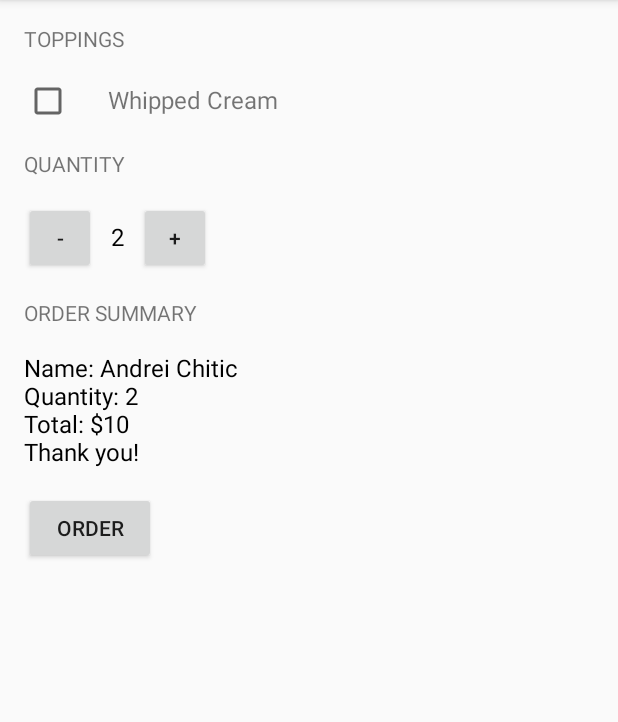
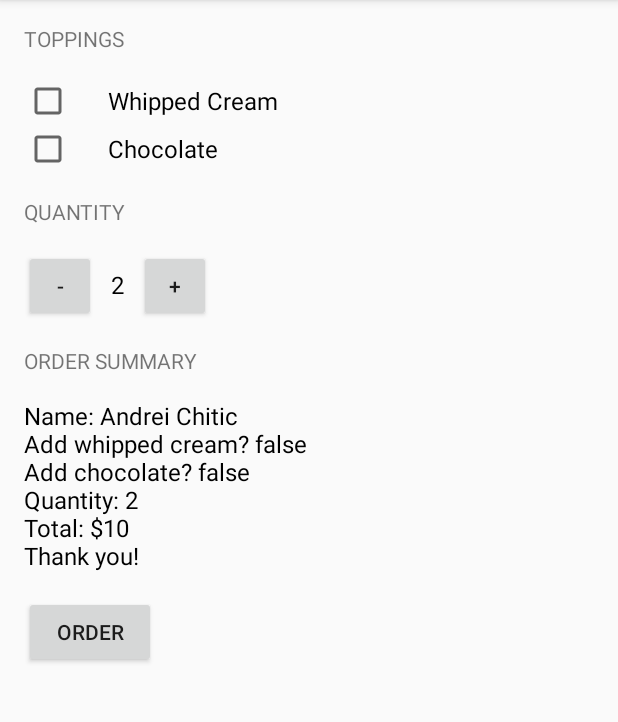
Before and after one commit to k0m0d0/JustJava, an Android app: the screen it shows after launch (MainActivity), after a tap on "ORDER", on a phone screen of 412 x 824 dp, the part 84-806 px from its top. Run offline under Robolectric (Android 15) with nearby library versions, the phone set to English and light mode, and no system bars.

Commit message:
Lesson 6-9

```diff
--- a/app/src/main/java/com/example/android/justjava/MainActivity.java
+++ b/app/src/main/java/com/example/android/justjava/MainActivity.java
@@ -11,6 +11,7 @@ import android.os.Bundle;
 import android.support.v7.app.AppCompatActivity;
 import android.util.Log;
 import android.view.View;
+import android.widget.CheckBox;
 import android.widget.TextView;
 import android.widget.Toast;
 
@@ -33,13 +34,22 @@ public class MainActivity extends AppCompatActivity {
     public void submitOrder(View view) {
 
         int price = calculatePrice();
+        //Log.v("MainActivity", "The price is " + price);
 
-        displayMessage(createOrderSummary(price));
+        CheckBox whippedCreamCheckBox = (CheckBox) findViewById(R.id.whipped_cream_checkbox);
+        boolean hasWhippedCream = whippedCreamCheckBox.isChecked();
+
+        CheckBox chocolateCheckBox = (CheckBox) findViewById(R.id.chocolate_checkbox);
+        boolean hasChocolate = chocolateCheckBox.isChecked();
+
+        //Log.v("MainActivity", "Has whipped cream: " + hasWhippedCream);
+
+        displayMessage(createOrderSummary(price, hasWhippedCream, hasChocolate));
 
         //Toast to01 = Toast.makeText(this,"Order created!",10);
         //to01.show();
 
-        //Log.i("tag01","Bau! Bau! Bau! Here is your order!");
+
     }
 
 
@@ -93,11 +103,15 @@ public class MainActivity extends AppCompatActivity {
     /**
      * Creates a summary of the order
      *
-     * @param price is the price of the item ordered
+     * @param price           is the price of the item ordered
+     * @param addWhippedCream is whether or not the user wants whipped cream topping
+     * @param addChocolate    is whether or not the user wants chocolate topping
      * @return the summary
      */
-    private String createOrderSummary(int price) {
-        String summary = "Name: Andrei Chitic" + "\nQuantity: " + quantity + "\nTotal: $" + price + "\nThank you!";
+    private String createOrderSummary(int price, boolean addWhippedCream, boolean addChocolate) {
+        String summary = "Name: Andrei Chitic" + "\nAdd whipped cream? " + addWhippedCream;
+        summary += "\nAdd chocolate? " + addChocolate;
+        summary += "\nQuantity: " + quantity + "\nTotal: $" + price + "\nThank you!";
         return summary;
     }
 }
--- a/app/src/main/res/layout/activity_main.xml
+++ b/app/src/main/res/layout/activity_main.xml
@@ -1,42 +1,47 @@
 <?xml version="1.0" encoding="utf-8"?>
+
+<ScrollView xmlns:android="http://schemas.android.com/apk/res/android"
+    android:layout_width="match_parent"
+    android:layout_height="match_parent"
+    xmlns:tools="http://schemas.android.com/tools"
+    tools:context="com.example.android.justjava.MainActivity">
+
     <LinearLayout xmlns:android="http://schemas.android.com/apk/res/android"
-    xmlns:tools="http://schemas.android.com/tools"
+
         android:layout_width="match_parent"
         android:layout_height="match_parent"
         android:orientation="vertical"
         android:padding="16dp"
-    tools:context="com.example.android.justjava.MainActivity">
+        >
 
         <TextView
             android:layout_width="wrap_content"
             android:layout_height="wrap_content"
+            android:layout_marginBottom="16dp"
             android:text="Toppings"
             android:textAllCaps="true" />
 
-    <LinearLayout
-        android:layout_width="match_parent"
-        android:layout_height="wrap_content"
-        android:layout_marginBottom="16dp"
-        android:layout_marginTop="16dp"
-        android:orientation="horizontal">
-
         <CheckBox
-            android:layout_width="wrap_content"
-            android:layout_height="wrap_content" />
-
-        <TextView
+            android:id="@+id/whipped_cream_checkbox"
             android:layout_width="wrap_content"
             android:layout_height="wrap_content"
-            android:layout_marginLeft="24dp"
+            android:paddingLeft="24dp"
             android:text="Whipped Cream"
             android:textSize="16sp" />
 
-    </LinearLayout>
+        <CheckBox
+            android:id="@+id/chocolate_checkbox"
+            android:layout_width="wrap_content"
+            android:layout_height="wrap_content"
+            android:paddingLeft="24dp"
+            android:text="Chocolate"
+            android:textSize="16sp" />
 
 
         <TextView
             android:layout_width="wrap_content"
             android:layout_height="wrap_content"
+            android:layout_marginTop="16dp"
             android:text="Quantity"
             android:textAllCaps="true" />
 
@@ -98,3 +103,5 @@
             android:text="order" />
 
     </LinearLayout>
+
+</ScrollView>
```
Lines whose indentation alone changed are shown as unchanged.
